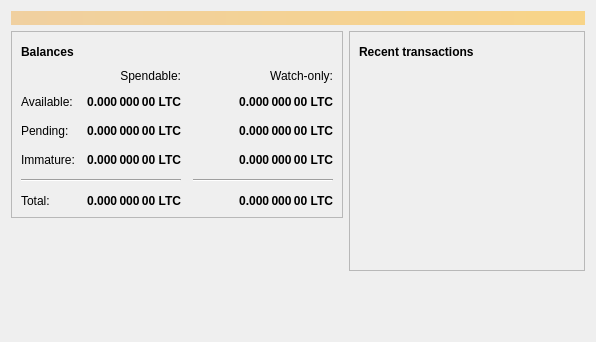
Above: src/qt/forms/overviewpage.ui from ShorelineCrypto/nengcoin before the change. Below: the same form after it.
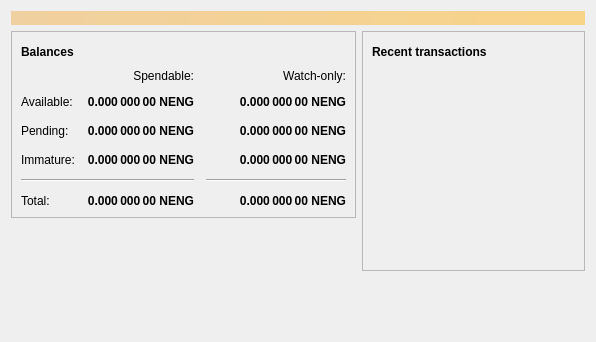
That is the form after the change. Icons and pictures are not drawn.

Diff of the .ui file:
```diff
--- a/src/qt/forms/overviewpage.ui
+++ b/src/qt/forms/overviewpage.ui
@@ -129,7 +129,7 @@
                <string>Unconfirmed transactions to watch-only addresses</string>
               </property>
               <property name="text">
-               <string notr="true">0.000 000 00 LTC</string>
+               <string notr="true">0.000 000 00 NENG</string>
               </property>
               <property name="alignment">
                <set>Qt::AlignRight|Qt::AlignTrailing|Qt::AlignVCenter</set>
@@ -154,7 +154,7 @@
                <string>Total of transactions that have yet to be confirmed, and do not yet count toward the spendable balance</string>
               </property>
               <property name="text">
-               <string notr="true">0.000 000 00 LTC</string>
+               <string notr="true">0.000 000 00 NENG</string>
               </property>
               <property name="alignment">
                <set>Qt::AlignRight|Qt::AlignTrailing|Qt::AlignVCenter</set>
@@ -179,7 +179,7 @@
                <string>Mined balance in watch-only addresses that has not yet matured</string>
               </property>
               <property name="text">
-               <string notr="true">0.000 000 00 LTC</string>
+               <string notr="true">0.000 000 00 NENG</string>
               </property>
               <property name="alignment">
                <set>Qt::AlignRight|Qt::AlignTrailing|Qt::AlignVCenter</set>
@@ -237,7 +237,7 @@
                <string>Mined balance that has not yet matured</string>
               </property>
               <property name="text">
-               <string notr="true">0.000 000 00 LTC</string>
+               <string notr="true">0.000 000 00 NENG</string>
               </property>
               <property name="alignment">
                <set>Qt::AlignRight|Qt::AlignTrailing|Qt::AlignVCenter</set>
@@ -282,7 +282,7 @@
                <string>Your current total balance</string>
               </property>
               <property name="text">
-               <string notr="true">0.000 000 00 LTC</string>
+               <string notr="true">0.000 000 00 NENG</string>
               </property>
               <property name="alignment">
                <set>Qt::AlignRight|Qt::AlignTrailing|Qt::AlignVCenter</set>
@@ -307,7 +307,7 @@
                <string>Current total balance in watch-only addresses</string>
               </property>
               <property name="text">
-               <string notr="true">0.000 000 00 LTC</string>
+               <string notr="true">0.000 000 00 NENG</string>
               </property>
               <property name="alignment">
                <set>Qt::AlignRight|Qt::AlignTrailing|Qt::AlignVCenter</set>
@@ -349,7 +349,7 @@
                <string>Your current spendable balance</string>
               </property>
               <property name="text">
-               <string notr="true">0.000 000 00 LTC</string>
+               <string notr="true">0.000 000 00 NENG</string>
               </property>
               <property name="alignment">
                <set>Qt::AlignRight|Qt::AlignTrailing|Qt::AlignVCenter</set>
@@ -374,7 +374,7 @@
                <string>Your current balance in watch-only addresses</string>
               </property>
               <property name="text">
-               <string notr="true">0.000 000 00 LTC</string>
+               <string notr="true">0.000 000 00 NENG</string>
               </property>
               <property name="alignment">
                <set>Qt::AlignRight|Qt::AlignTrailing|Qt::AlignVCenter</set>
```
Left out of the diff: 4 changed lines with no effect on the pictures.
